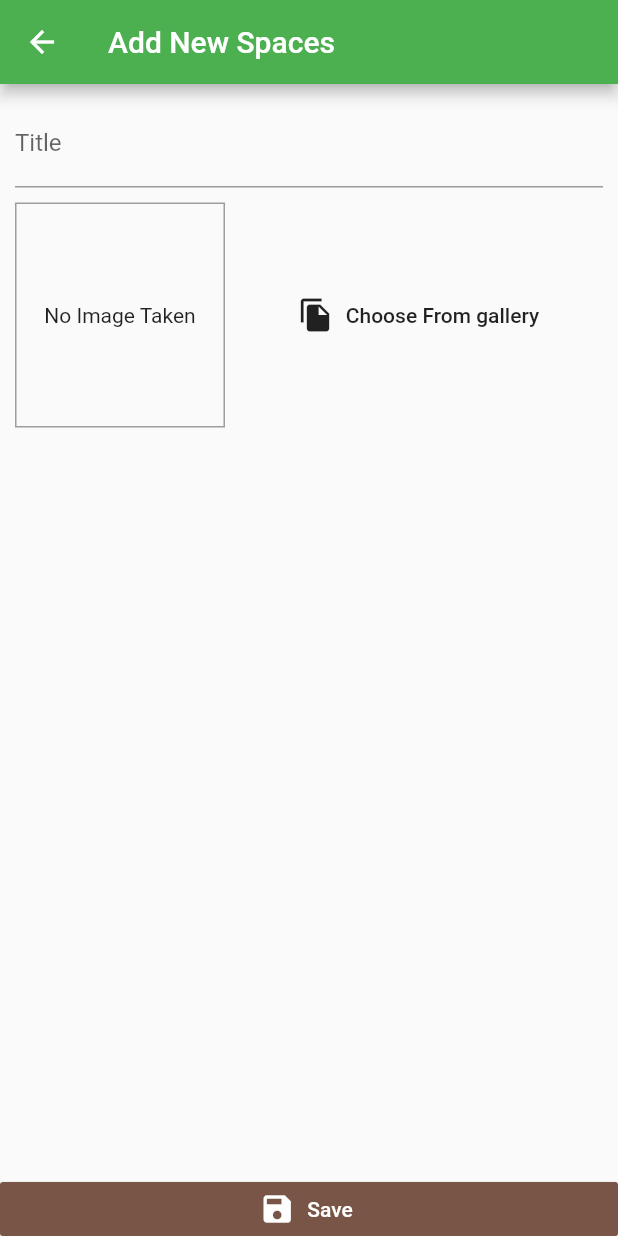
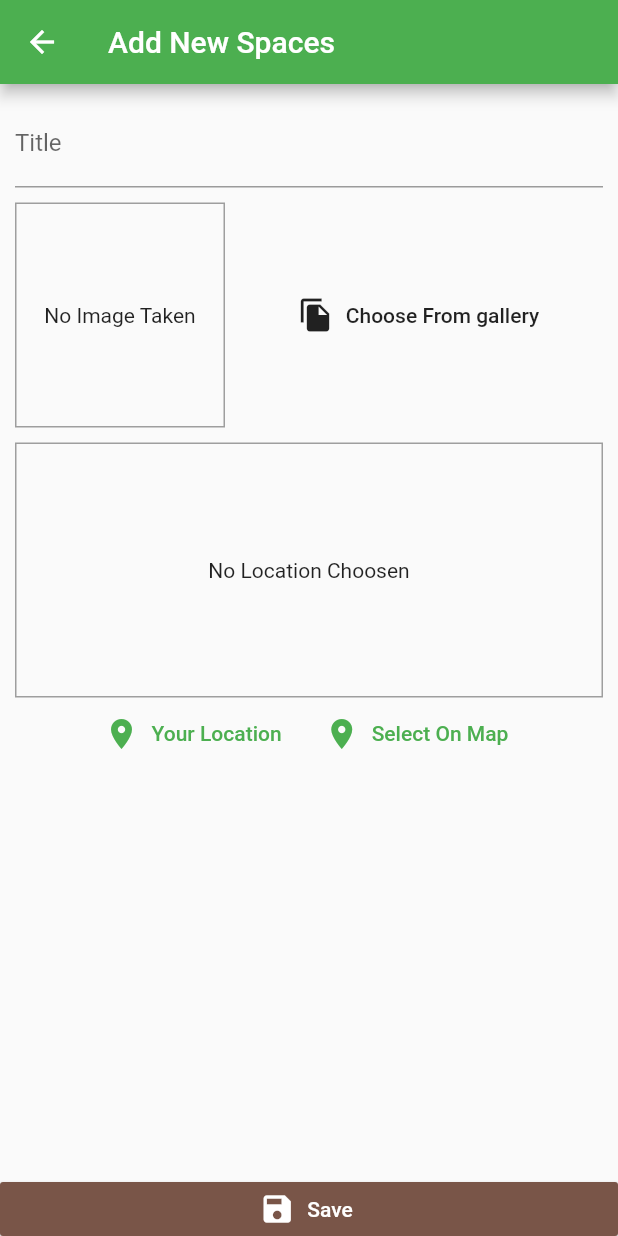
Before and after one commit to samip15/MapSpace, a Flutter app: the screen it shows after launch, after a tap on the "add" icon, on a phone screen of 412 x 824 dp. Run offline on Flutter 3.47's test engine with Material 2 defaults, Android fonts, the phone set to English and light mode, and no system bars; our stand-ins replace image_picker, location, sqflite; accounts and stored records are empty.

Commit message:
Added Location And Sqlflite

```diff
--- /dev/null
+++ b/lib/helper/db_helper.dart
@@ -0,0 +1,27 @@
+import 'package:path/path.dart' as path;
+import 'package:sqflite/sqflite.dart' as sql;
+
+class DBHelper {
+  /// opening or creating the database
+  static Future<sql.Database> database() async {
+    final dbPath = await sql.getDatabasesPath();
+    return sql.openDatabase(path.join(dbPath, "spaces.db"),
+        onCreate: (db, version) {
+      return db.execute(
+          'CREATE TABLE user_spaces(id TEXT PRIMARY KEY,title TEXT, image TEXT)');
+    }, version: 1);
+  }
+
+  /// insert a table into database
+  static Future<void> insert(String table, Map<String, Object> data) async {
+    final db = await DBHelper.database();
+    await db.insert(table, data,
+        conflictAlgorithm: sql.ConflictAlgorithm.replace);
+  }
+
+  /// get the table from database
+  static Future<List<Map<String, dynamic>>> getData(String table) async {
+    final db = await DBHelper.database();
+    return db.query(table);
+  }
+}
--- /dev/null
+++ b/lib/helper/location_helper.dart
@@ -0,0 +1,7 @@
+const GOOGLE_API_KEY = "AIzaSyB87_rzA8Bb7bCD7VaOs6vxYHDL12UTW3Y";
+
+class LocationHelper {
+  static String getLocationPreviewImage({double latitude, double longitude}) {
+    return 'https://maps.googleapis.com/maps/api/staticmap?center=&$latitude,$longitude&zoom=13&size=600x300&maptype=roadmap&markers=color:red%7Clabel:A%7C$latitude,$longitude&key=$GOOGLE_API_KEY';
+  }
+}
--- a/lib/provider/map_space.dart
+++ b/lib/provider/map_space.dart
@@ -1,6 +1,7 @@
 import 'dart:io';
 
 import 'package:flutter/material.dart';
+import 'package:map_space/helper/db_helper.dart';
 import 'package:map_space/models/SpaceLocation.dart';
 
 class MapSpace with ChangeNotifier {
@@ -9,6 +10,7 @@ class MapSpace with ChangeNotifier {
     return [..._spaces];
   }
 
+  /// adding new space to our database
   void addSpace(String title, File imageFile) {
     final newSpace = Space(
         id: DateTime.now().toString(),
@@ -17,5 +19,27 @@ class MapSpace with ChangeNotifier {
         image: imageFile);
     _spaces.add(newSpace);
     notifyListeners();
+    // inserting to db
+    DBHelper.insert("user_spaces", {
+      'id': newSpace.id,
+      'title': newSpace.title,
+      'image': newSpace.image.path
+    });
+  }
+
+  /// Fetching data and setting spaces
+  Future<void> fetchAndSetSpaces() async {
+    final dataList = await DBHelper.getData("user_spaces");
+    _spaces = dataList
+        .map(
+          (item) => Space(
+            id: item['id'],
+            title: item['title'],
+            location: null,
+            image: File(item['image']),
+          ),
+        )
+        .toList();
+    notifyListeners();
   }
 }
--- a/lib/screens/add_space_screen.dart
+++ b/lib/screens/add_space_screen.dart
@@ -3,6 +3,7 @@ import 'dart:io';
 import 'package:flutter/material.dart';
 import 'package:map_space/provider/map_space.dart';
 import 'package:map_space/widgets/image_input.dart';
+import 'package:map_space/widgets/space_input.dart';
 import 'package:provider/provider.dart';
 
 class AddSpaceScreen extends StatefulWidget {
@@ -60,6 +61,10 @@ class _AddSpaceScreenState extends State<AddSpaceScreen> {
                     height: 10,
                   ),
                   ImageInput(_selectedImage),
+                  SizedBox(
+                    height: 10,
+                  ),
+                  SpaceInput(),
                 ],
               ),
             ),
--- a/lib/screens/space_list_screen.dart
+++ b/lib/screens/space_list_screen.dart
@@ -18,7 +18,15 @@ class SpaceListScreen extends StatelessWidget {
               }),
         ],
       ),
-      body: Consumer<MapSpace>(
+      body: FutureBuilder(
+        future:
+            Provider.of<MapSpace>(context, listen: false).fetchAndSetSpaces(),
+        builder: (BuildContext context, AsyncSnapshot<dynamic> snapshot) {
+          return snapshot.connectionState == ConnectionState.waiting
+              ? Center(
+                  child: CircularProgressIndicator(),
+                )
+              : Consumer<MapSpace>(
                   child: Center(
                     child: const Text("No spaces have been added yet!!"),
                   ),
@@ -28,11 +36,14 @@ class SpaceListScreen extends StatelessWidget {
                           itemCount: mapSpace.spaces.length,
                           itemBuilder: (ctx, index) => ListTile(
                             leading: CircleAvatar(
-                    backgroundImage: FileImage(mapSpace.spaces[index].image),
+                              backgroundImage:
+                                  FileImage(mapSpace.spaces[index].image),
                             ),
                             title: Text(mapSpace.spaces[index].title),
                           ),
                         ),
+                );
+        },
       ),
     );
   }
--- a/lib/widgets/image_input.dart
+++ b/lib/widgets/image_input.dart
@@ -21,6 +21,9 @@ class _ImageInputState extends State<ImageInput> {
   /// open image piker
   Future<void> _chooseGallery() async {
     final image = await _imagePicker.getImage(source: ImageSource.gallery);
+    if (image == null) {
+      return;
+    }
     setState(() {
       _galleryFile = File(image.path);
     });
--- /dev/null
+++ b/lib/widgets/space_input.dart
@@ -0,0 +1,62 @@
+import 'package:flutter/material.dart';
+import 'package:location/location.dart';
+import 'package:map_space/helper/location_helper.dart';
+
+class SpaceInput extends StatefulWidget {
+  @override
+  _SpaceInputState createState() => _SpaceInputState();
+}
+
+class _SpaceInputState extends State<SpaceInput> {
+  String _previewImageUrl;
+  Future<void> _getUserLocation() async {
+    final locData = await Location().getLocation();
+    print(locData.latitude);
+    print(locData.longitude);
+    final staticMapImageUrl = LocationHelper.getLocationPreviewImage(
+        latitude: locData.latitude, longitude: locData.longitude);
+    setState(() {
+      _previewImageUrl = staticMapImageUrl;
+    });
+  }
+
+  @override
+  Widget build(BuildContext context) {
+    return Column(
+      children: [
+        Container(
+          height: 170,
+          width: double.infinity,
+          alignment: Alignment.center,
+          decoration: BoxDecoration(
+            border: Border.all(width: 1, color: Colors.grey),
+          ),
+          child: _previewImageUrl == null
+              ? Text("No Location Choosen")
+              : Image.network(
+                  _previewImageUrl,
+                  fit: BoxFit.cover,
+                  width: double.infinity,
+                ),
+        ),
+        Row(
+          mainAxisAlignment: MainAxisAlignment.center,
+          children: [
+            FlatButton.icon(
+              onPressed: _getUserLocation,
+              icon: Icon(Icons.location_on),
+              textColor: Theme.of(context).primaryColor,
+              label: Text("Your Location"),
+            ),
+            FlatButton.icon(
+              onPressed: () {},
+              icon: Icon(Icons.location_on),
+              textColor: Theme.of(context).primaryColor,
+              label: Text("Select On Map"),
+            ),
+          ],
+        ),
+      ],
+    );
+  }
+}
--- a/pubspec.yaml
+++ b/pubspec.yaml
@@ -31,6 +31,9 @@ dependencies:
   provider: ^4.3.3
   image_picker: ^0.6.7+21
   path_provider: ^1.6.27
+  sqflite: ^1.3.0
+  location: ^3.2.4
+  google_maps_flutter: ^1.1.1
 
 dev_dependencies:
   flutter_test:
```
Also changed, not shown: pubspec.lock, 3 other files. Lines whose indentation alone changed are shown as unchanged.
